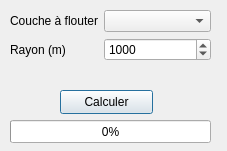
This is ui_blurring.ui in Gustry/Blurring as Qt 5 draws it before an edit. The edited form follows.
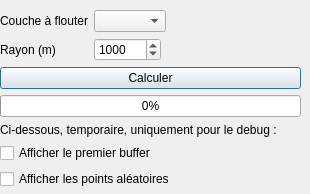
This is the edited form.

Commit message: Amelioration debug

```diff
--- a/ui_blurring.ui
+++ b/ui_blurring.ui
@@ -6,8 +6,8 @@
    <rect>
     <x>0</x>
     <y>0</y>
-    <width>227</width>
-    <height>151</height>
+    <width>310</width>
+    <height>194</height>
    </rect>
   </property>
   <property name="windowTitle">
@@ -16,13 +16,18 @@
   <widget class="QWidget" name="formLayoutWidget">
    <property name="geometry">
     <rect>
-     <x>10</x>
+     <x>0</x>
      <y>10</y>
-     <width>201</width>
-     <height>61</height>
+     <width>301</width>
+     <height>179</height>
     </rect>
    </property>
+   <layout class="QVBoxLayout" name="verticalLayout">
+    <item>
    <layout class="QFormLayout" name="formLayout">
+      <property name="fieldGrowthPolicy">
+       <enum>QFormLayout::ExpandingFieldsGrow</enum>
+      </property>
     <item row="0" column="0">
      <widget class="QLabel" name="label">
       <property name="text">
@@ -57,32 +62,43 @@
      </widget>
     </item>
    </layout>
-  </widget>
+    </item>
+    <item>
   <widget class="QPushButton" name="pushButton_calculation">
-   <property name="geometry">
-    <rect>
-     <x>60</x>
-     <y>90</y>
-     <width>93</width>
-     <height>24</height>
-    </rect>
-   </property>
    <property name="text">
     <string>Calculer</string>
    </property>
   </widget>
+    </item>
+    <item>
   <widget class="QProgressBar" name="progressBar_progression">
-   <property name="geometry">
-    <rect>
-     <x>10</x>
-     <y>120</y>
-     <width>201</width>
-     <height>23</height>
-    </rect>
-   </property>
    <property name="value">
     <number>0</number>
    </property>
+     </widget>
+    </item>
+    <item>
+     <widget class="QLabel" name="label_3">
+      <property name="text">
+       <string>Ci-dessous, temporaire, uniquement pour le debug :</string>
+      </property>
+     </widget>
+    </item>
+    <item>
+     <widget class="QCheckBox" name="checkBox_premierBuffer">
+      <property name="text">
+       <string>Afficher le premier buffer</string>
+      </property>
+     </widget>
+    </item>
+    <item>
+     <widget class="QCheckBox" name="checkBox_pointAlea">
+      <property name="text">
+       <string>Afficher les points aléatoires</string>
+      </property>
+     </widget>
+    </item>
+   </layout>
   </widget>
  </widget>
  <resources/>
```
Left out of the diff: 2 changed lines with no effect on the pictures. Lines whose indentation alone changed are shown as unchanged. The commit also changes 2 other files.
